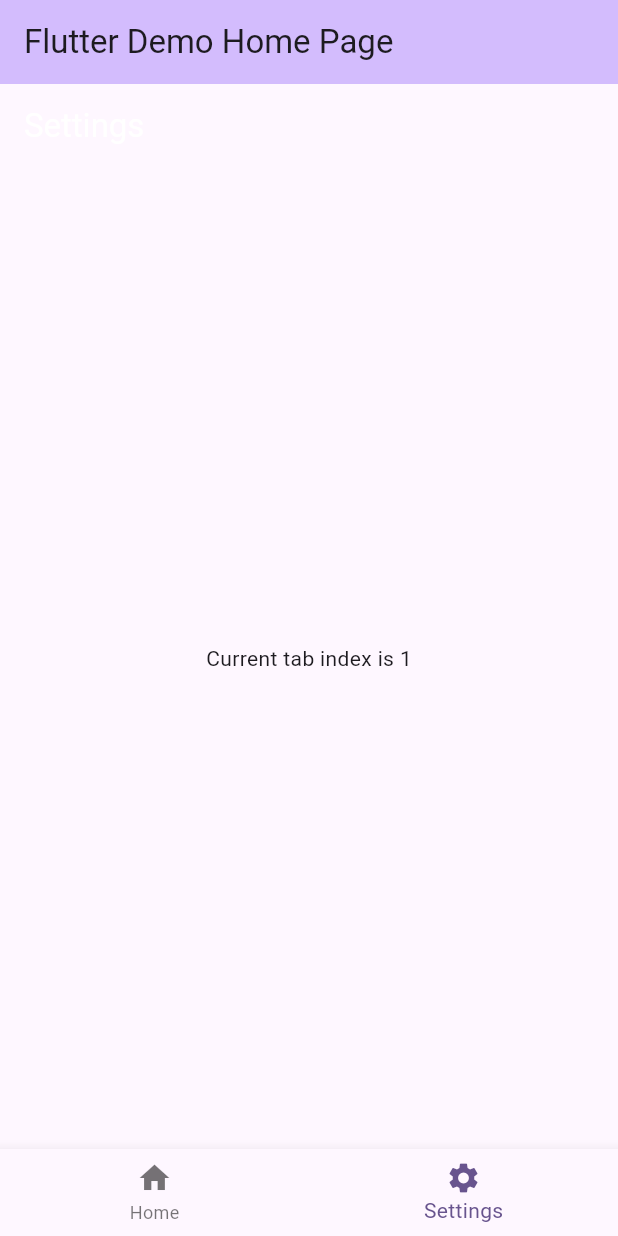
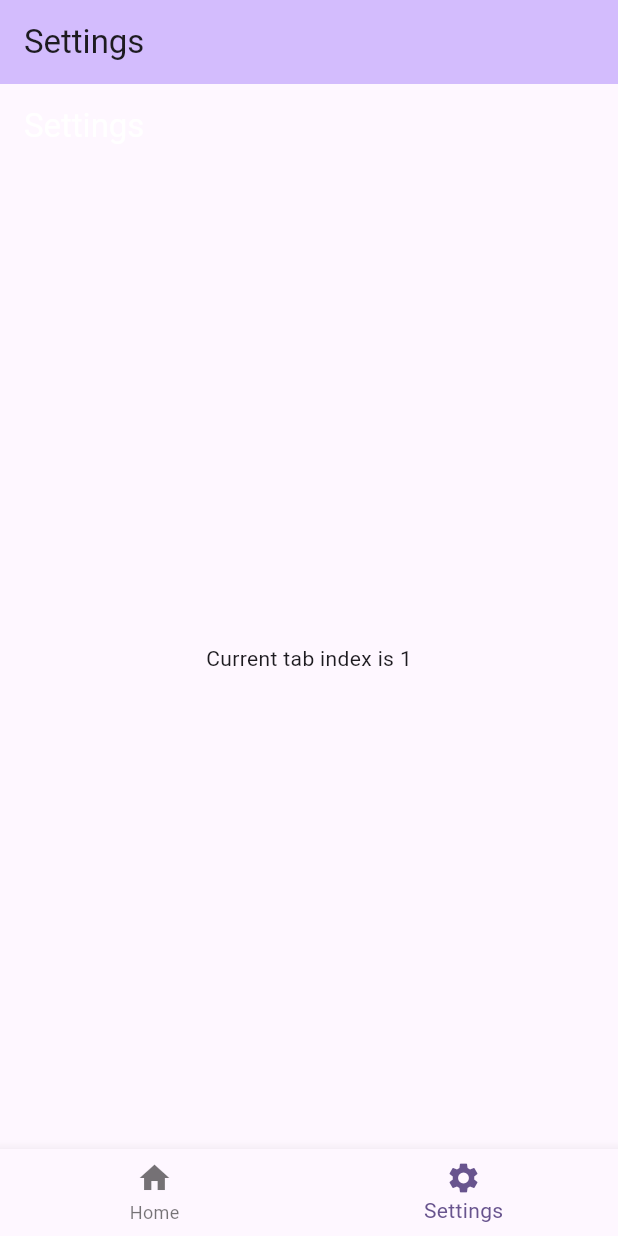
Before and after one commit to o-kravchenko-dex/test_flutter_proj, a Flutter app: the screen it shows after launch, item 2 of the bottom bar chosen, on a phone screen of 412 x 824 dp. Run offline on Flutter 3.47's test engine with Material 2 defaults, Android fonts, the phone set to English and light mode, and no system bars.

```diff
--- a/lib/main.dart
+++ b/lib/main.dart
@@ -32,45 +32,9 @@ class MyHomePage extends StatefulWidget {
 }
 
 class _MyHomePageState extends State<MyHomePage> {
-  int _tabIndex = 0;
-
-  final _tabs = <Widget>[
-    Home(index: 0),
-    Settings(index: 1)
-  ];
 
   @override
   Widget build(BuildContext context) {
-    return Scaffold(
-      appBar: AppBar(
-        backgroundColor: Theme.of(context).colorScheme.inversePrimary,
-        title: Text(widget.title),
-      ),
-      bottomNavigationBar: BottomNavigationBar(
-
-        items: const <BottomNavigationBarItem>[
-          BottomNavigationBarItem(icon: Icon(Icons.home), label: "Home" ),
-          BottomNavigationBarItem(icon: Icon(Icons.settings), label: "Settings" ),
-        ],
-        currentIndex: _tabIndex,
-
-        onTap: (index) {
-          if (index != _tabIndex) {
-            setState(() {
-              _tabIndex = index;
-            });
-          }
-        },
-      ),
-      body: _tabs[_tabIndex],
-      // floatingActionButton: Row(
-      //   mainAxisAlignment: MainAxisAlignment.center,
-      //   children: [
-      //     HomeFloatingButton(type: FloatingButtonType.increment, onTap: _incrementCounter),
-      //     HomeFloatingButton(type: FloatingButtonType.decrement, onTap: _decrementCounter),
-      //   ],
-      // ),
-    );
+    return const RootWidget();
   }
-
 }
--- /dev/null
+++ b/lib/routes/helpers/helpers.dart
@@ -0,0 +1 @@
+export 'navigation_helper.dart';
--- a/lib/routes/routes.dart
+++ b/lib/routes/routes.dart
@@ -1 +1,2 @@
 export 'route_names.dart';
+export 'helpers/helpers.dart';
--- a/lib/screens/root/root.dart
+++ b/lib/screens/root/root.dart
@@ -0,0 +1,58 @@
+import 'package:flutter/material.dart';
+import 'package:untitled_flutter_pr/routes/routes.dart';
+import 'package:untitled_flutter_pr/screens/screens.dart';
+class RootWidget extends StatefulWidget {
+  const RootWidget({super.key});
+
+  @override
+  State<RootWidget> createState() => _RootWidgetState();
+}
+
+class _RootWidgetState extends State<RootWidget> {
+  int _tabIndex = 0;
+  String getTitle(int tabIndex) =>  NavigationHelper.getTabNameByIndx(tabIndex);
+
+  final _tabs = <Widget>[
+    const Home(index: 0),
+    Settings(index: 1)
+  ];
+
+
+  @override
+  Widget build(BuildContext context) {
+    final title = getTitle(_tabIndex);
+
+    return Scaffold(
+      appBar: AppBar(
+        backgroundColor: Theme.of(context).colorScheme.inversePrimary,
+        title: Text(title),
+      ),
+      bottomNavigationBar: BottomNavigationBar(
+        items: const <BottomNavigationBarItem>[
+          BottomNavigationBarItem(icon: Icon(Icons.home), label: "Home" ),
+          BottomNavigationBarItem(icon: Icon(Icons.settings), label: "Settings" ),
+        ],
+        currentIndex: _tabIndex,
+
+        onTap: (index) {
+          if (index != _tabIndex) {
+            setState(() {
+              _tabIndex = index;
+            });
+          }
+        },
+      ),
+      body: IndexedStack(
+        index: _tabIndex,
+        children: _tabs,
+      ),
+      // floatingActionButton: Row(
+      //   mainAxisAlignment: MainAxisAlignment.center,
+      //   children: [
+      //     HomeFloatingButton(type: FloatingButtonType.increment, onTap: _incrementCounter),
+      //     HomeFloatingButton(type: FloatingButtonType.decrement, onTap: _decrementCounter),
+      //   ],
+      // ),
+    );
+  }
+}
--- /dev/null
+++ b/lib/services/floating_button_service.dart
@@ -0,0 +1,5 @@
+import 'package:untitled_flutter_pr/models/models.dart';
+
+class FloatingButtonService {
+  static String getButtonNameByType (FloatingButtonType type) => type == FloatingButtonType.decrement ? "Decrement" : "Increment";
+}
--- a/lib/services/services.dart
+++ b/lib/services/services.dart
@@ -0,0 +1 @@
+export 'floating_button_service.dart';
```
Also changed, not shown: lib/screens/home/home.dart (+42 -6 lines), lib/screens/home/widgets/home_floating_button.dart (deleted, +0 -10 lines).
